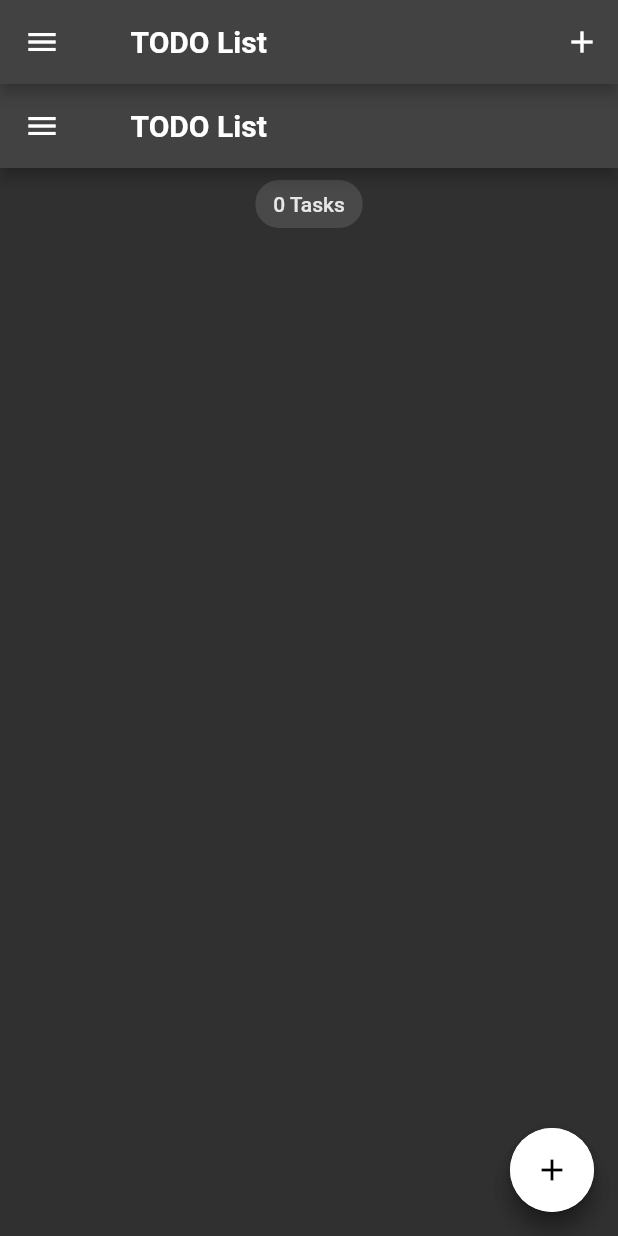
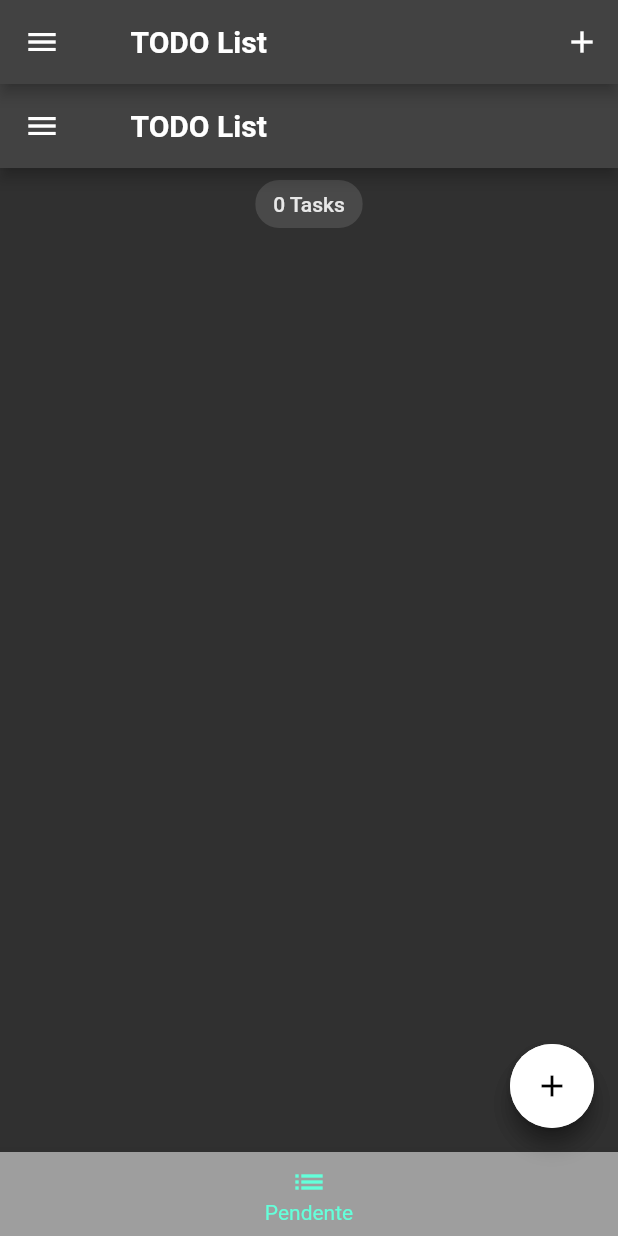
Before and after one commit to CristinaKulczynski/FourthFlutterCompassChallenge, a Flutter app: the PrincipalTodoList screen opened directly, on a phone screen of 412 x 824 dp. Run offline on Flutter 3.47's test engine with Material 2 defaults, Android fonts, the phone set to English and light mode, and no system bars; our stand-ins replace bloc, equatable, flutter_bloc, hydrated_bloc.

Commit message:
Fazendo uma barra de botões

```diff
--- a/lib/screens/principal_todo_list.dart
+++ b/lib/screens/principal_todo_list.dart
@@ -47,6 +47,16 @@ class PrincipalTodoList extends StatelessWidget {
         tooltip: 'Adicione Tarefa',
         child: const Icon(Icons.add),
       ),
+      bottomNavigationBar: BottomNavigationBar(
+        currentIndex: 0,
+        onTap: (index) {},
+        items: const [
+          BottomNavigationBarItem(
+            icon: Icon(Icons.list),
+            label: 'Pendente',
+          ),
+        ],
+      ),
     );
   }
 }
```
